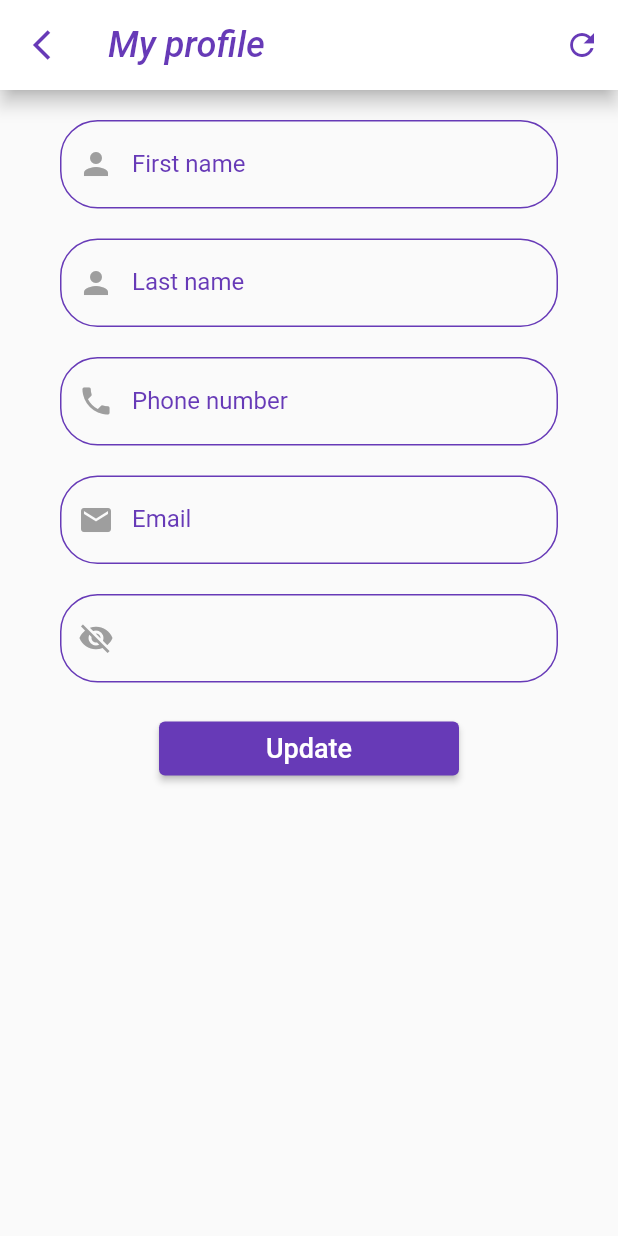
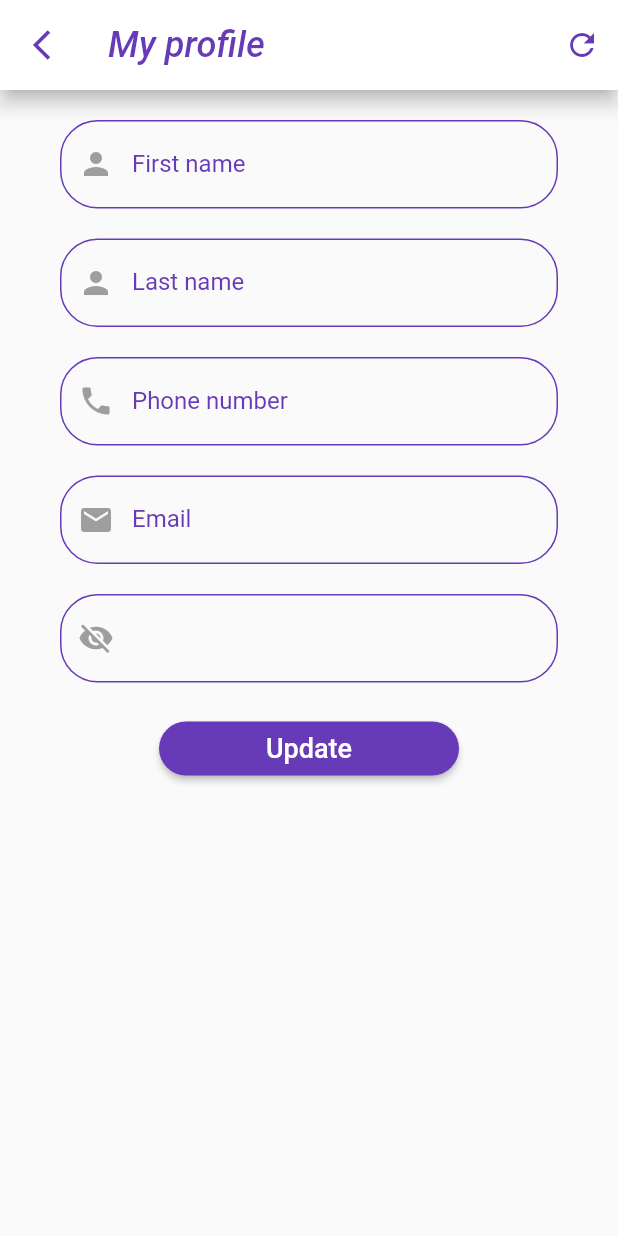
Before and after one commit to xlayertraining/july21group9, a Flutter app: the MyProfilePage2 screen opened directly, on a phone screen of 412 x 824 dp. Run offline on Flutter 3.47's test engine with Material 2 defaults, Android fonts, the phone set to English and light mode, and no system bars; our stand-ins replace auto_animated, curved_navigation_bar, dio, flutter_easyloading, fluttertoast, image_picker and 2 more; missing offline and left inert: comment_box, custom_searchable_dropdown, rect_getter; accounts and stored records are empty; network calls fail.

Commit message:
small modification

```diff
--- a/application/news_flix/lib/Profile2.dart
+++ b/application/news_flix/lib/Profile2.dart
@@ -212,6 +212,8 @@ class _MyProfilePage2 extends State<MyProfilePage2> {
                       },
                       style: ElevatedButton.styleFrom(
                         primary: Colors.deepPurple,
+                        shape: RoundedRectangleBorder(
+                            borderRadius: BorderRadius.circular(30)),
                       ),
                       child: Center(
                         child: Text(
--- a/application/news_flix/lib/profile2.dart
+++ b/application/news_flix/lib/profile2.dart
@@ -212,6 +212,8 @@ class _MyProfilePage2 extends State<MyProfilePage2> {
                       },
                       style: ElevatedButton.styleFrom(
                         primary: Colors.deepPurple,
+                        shape: RoundedRectangleBorder(
+                            borderRadius: BorderRadius.circular(30)),
                       ),
                       child: Center(
                         child: Text(
```
